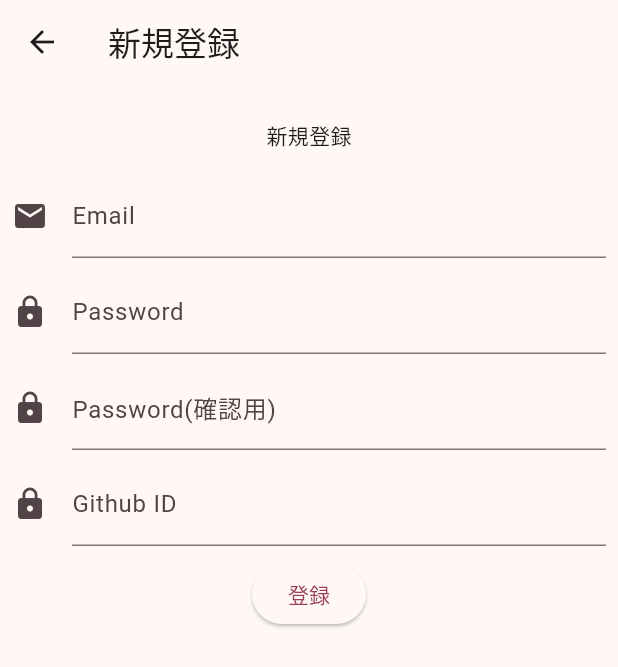
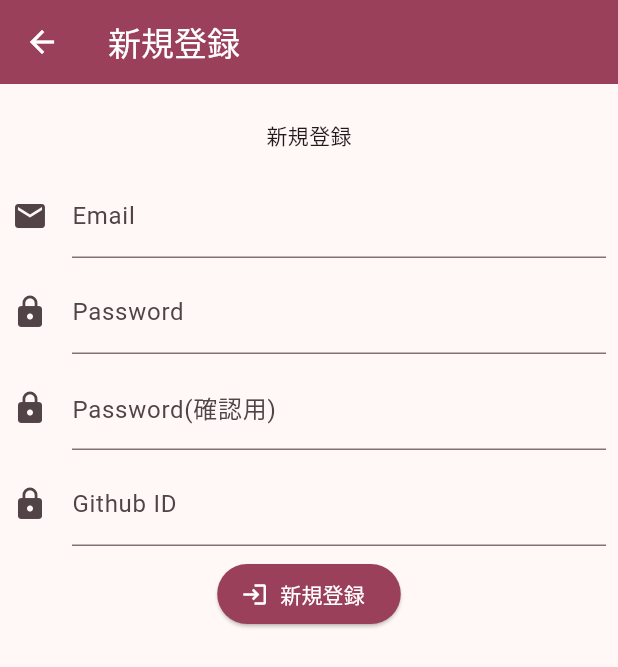
Before and after one commit to dao0203/using_riverpod_todo_app, a Flutter app: the RegisterScreen screen opened by its route, on a phone screen of 412 x 824 dp. Shown: the top 667 px of the screen. Run offline on Flutter 3.47's test engine with Material 2 defaults, Android fonts, the phone set to English and light mode, and no system bars; our stand-ins replace cloud_firestore, firebase_auth, firebase_core, flutter_hooks, freezed_annotation, hooks_riverpod; accounts and stored records are empty; generated files the repository leaves out were written again.

Commit message:
[update] それぞれのカラーをMaterial3仕様にした

```diff
--- a/lib/ui/screen/register_screen.dart
+++ b/lib/ui/screen/register_screen.dart
@@ -16,7 +16,17 @@ class RegisterScreen extends HookConsumerWidget {
     final registerKey = GlobalKey<FormState>();
     return Scaffold(
       appBar: AppBar(
-        title: const Text("新規登録"),
+        //バックボタンにカラーをつける
+        iconTheme: IconThemeData(
+          color: Theme.of(context).colorScheme.onPrimary,
+        ),
+        backgroundColor: Theme.of(context).colorScheme.primary,
+        title: Text(
+          "新規登録",
+          style: TextStyle(
+            color: Theme.of(context).colorScheme.onPrimary,
+          ),
+        ),
       ),
       body: Form(
         key: registerKey,
@@ -85,7 +95,17 @@ class RegisterScreen extends HookConsumerWidget {
                 controller: githubIdController,
               ),
               brank8,
-              ElevatedButton(
+              ElevatedButton.icon(
+                style: ElevatedButton.styleFrom(
+                  backgroundColor: Theme.of(context).colorScheme.primary,
+                ),
+                icon: Icon(Icons.login,
+                    color: Theme.of(context).colorScheme.onPrimary),
+                label: Text(
+                  "新規登録",
+                  style:
+                      TextStyle(color: Theme.of(context).colorScheme.onPrimary),
+                ),
                 onPressed: () async {
                   // インディケーターを表示
                   showDialog(
@@ -107,7 +127,7 @@ class RegisterScreen extends HookConsumerWidget {
                           githubIdController.text,
                         )
                         .then((_) {
-                      // 登録完了後、ログイン画面に戻る
+                      // 登録完了後、TodoList画面へ遷移
                       Navigator.of(context).pushNamedAndRemoveUntil(
                         "todo_list",
                         (_) => false,
@@ -115,7 +135,6 @@ class RegisterScreen extends HookConsumerWidget {
                     });
                   }
                 },
-                child: const Text("登録"),
               ),
             ],
           ),
```
